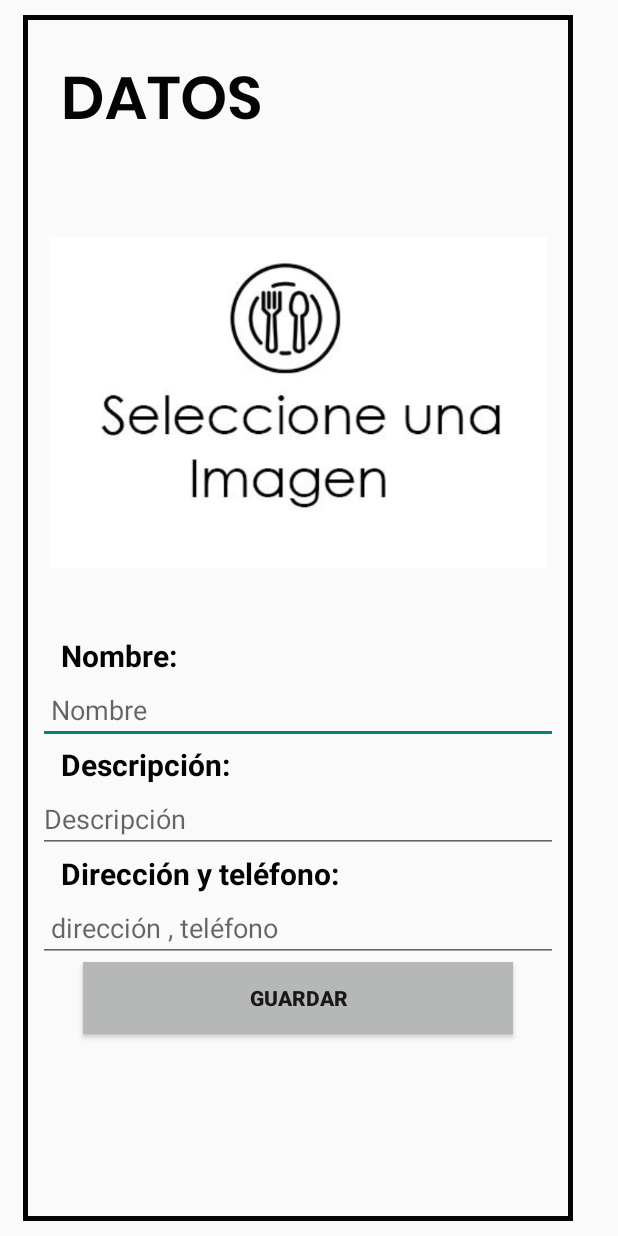
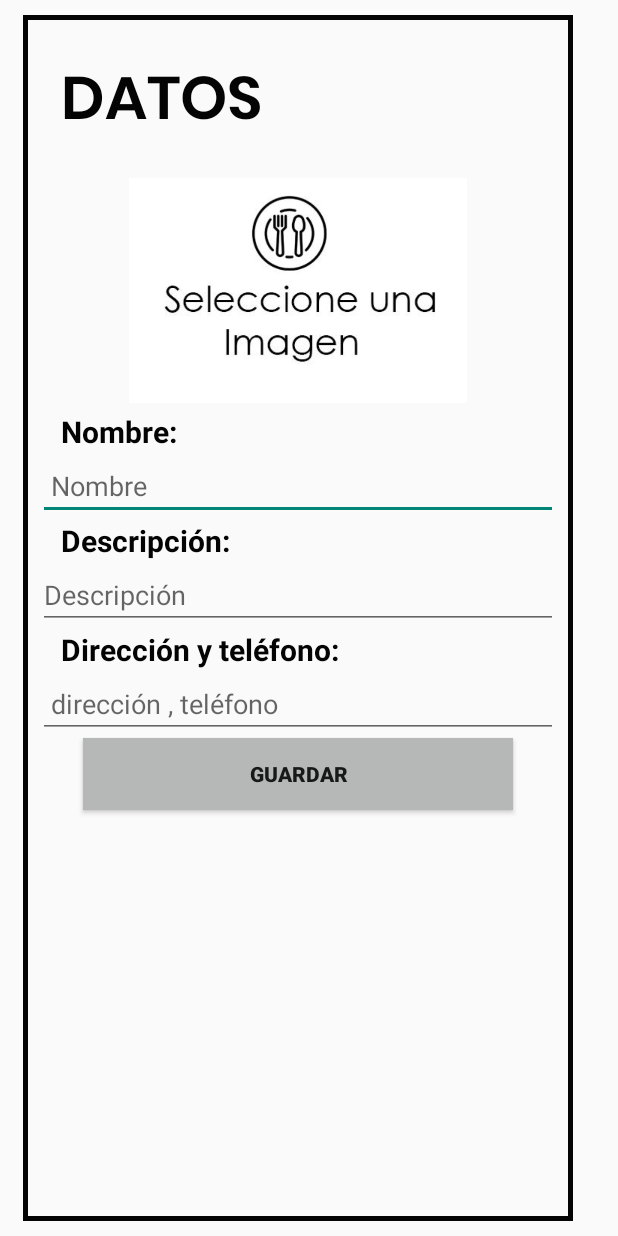
Before and after one commit to luisccc99/EXAMEN_U2, an Android app: the CaptureActivity screen opened directly, with no data from a screen before it, on a phone screen of 412 x 824 dp. Run offline under Robolectric (Android 15) with nearby library versions, the phone set to English and light mode, and no system bars.

```diff
--- a/EXA_U2/app/src/main/java/com/example/examen_u2/MainActivity.java
+++ b/EXA_U2/app/src/main/java/com/example/examen_u2/MainActivity.java
@@ -27,6 +27,8 @@ public class MainActivity extends AppCompatActivity {
                 break;
             case R.id.btn_exit:
                 Toast.makeText(this,"Salir",Toast.LENGTH_SHORT).show();
+                System.exit(0);
+
         }
                                                                                                     /*En esta instrucción verificaremos el valor que es agregado al intent
                                                                                                     cada vez que se presiona el botón de back en alguna otra actividad
--- a/EXA_U2/app/src/main/res/layout/activity_capture.xml
+++ b/EXA_U2/app/src/main/res/layout/activity_capture.xml
@@ -26,10 +26,11 @@
 
         <ImageView
             android:id="@+id/imgRest"
-            android:layout_width="wrap_content"
-            android:layout_height="wrap_content"
+            android:layout_width="400dp"
+            android:layout_height="150dp"
             android:layout_marginHorizontal="7dip"
             android:layout_marginBottom="5dip"
+            android:layout_gravity="center"
             app:srcCompat="@drawable/platillo" />
         <TextView
             android:layout_width="match_parent"
```
Also changed, not shown: EXA_U2/app/src/main/res/drawable/comidarapida.jpg, EXA_U2/app/src/main/res/drawable/enchilada.jpg, EXA_U2/app/src/main/res/drawable/ensalada.jpg, EXA_U2/app/src/main/res/drawable/mole.jpg, EXA_U2/app/src/main/res/drawable/tlacoyo.jpg.
